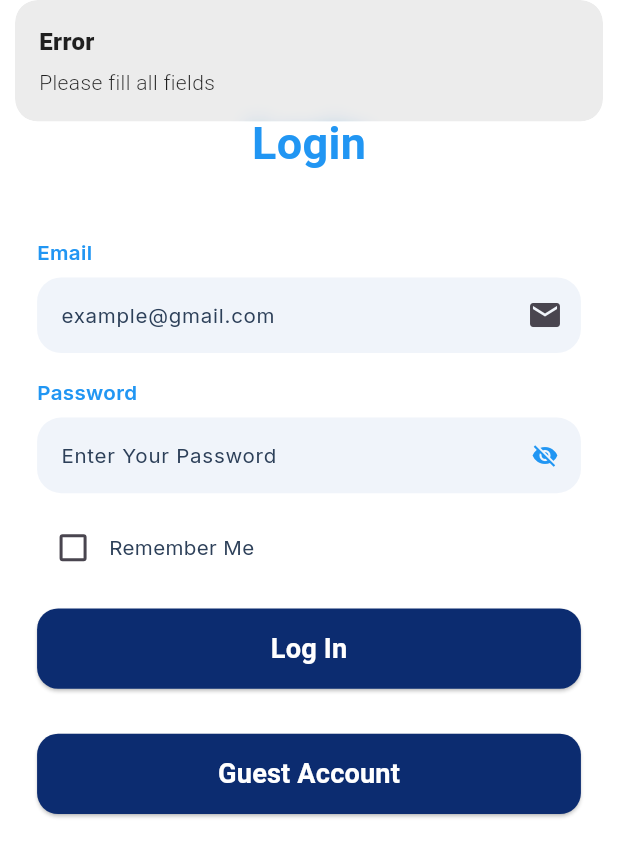
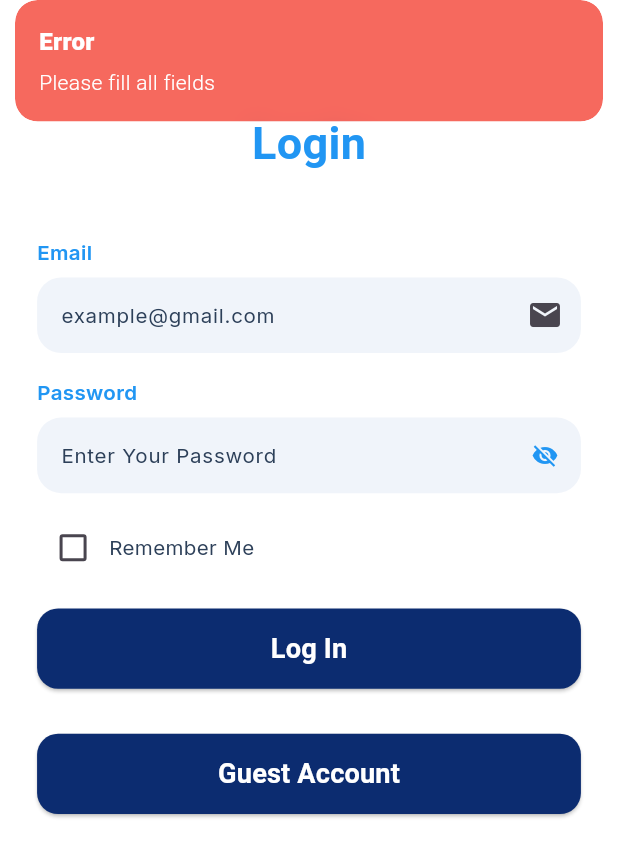
Before and after one commit to Dev-Ninjas-Backup/diaz1234567890, a Flutter app: the screen it shows after launch, after a tap on "Log In", on a phone screen of 412 x 824 dp. Shown: the top 857 px of the screen. Run offline on Flutter 3.47's test engine with Material 3 defaults, Android fonts, the phone set to English and light mode, and no system bars; our stand-ins replace flutter_easyloading, flutter_screenutil, get, google_fonts, image_picker, shared_preferences.

Commit message:
Login api done.

```diff
--- a/lib/core/services/firebase/storage_service.dart
+++ b/lib/core/services/firebase/storage_service.dart
@@ -1,41 +1,34 @@
-// import 'package:shared_preferences/shared_preferences.dart';
+import 'package:shared_preferences/shared_preferences.dart';
 
-// class StorageService {
-//   // Constants for preference keys
-//   static const String _tokenKey = 'token';
-//   static const String _idKey = 'userId';
+class StorageService {
+  static const String _tokenKey = 'token';
+  static const String _idKey = 'userId';
 
-//   // Singleton instance for SharedPreferences
-//   static SharedPreferences? _preferences;
+  static SharedPreferences? preferences;
 
-//   // Initialize SharedPreferences (call this during app startup)
-//   static Future<void> init() async {
-//     _preferences = await SharedPreferences.getInstance();
-//   }
+  static Future<void> init() async {
+    preferences ??= await SharedPreferences.getInstance();
+  }
 
-//   // Check if a token exists in local storage
-//   static bool hasToken() {
-//     final token = _preferences?.getString(_tokenKey);
-//     return token != null;
-//   }
+  // Safe way to check if initialized (without accessing private field directly)
+  static bool get isInitialized => preferences != null;
 
-//   // Save the token and user ID to local storage
-//   static Future<void> saveToken(String token, String id) async {
-//     await _preferences?.setString(_tokenKey, token);
-//     await _preferences?.setString(_idKey, id);
-//   }
+  static bool hasToken() {
+    final token = preferences?.getString(_tokenKey);
+    return token != null;
+  }
 
-//   // Remove the token and user ID from local storage (for logout)
-//   static Future<void> logoutUser() async {
-//     await _preferences?.remove(_tokenKey);
-//     await _preferences?.remove(_idKey);
-//     // Navigate to the login screen
-//     // Get.offAllNamed('/login');
-//   }
+  static Future<void> saveToken(String token, String id) async {
+    await preferences?.setString(_tokenKey, token);
+    await preferences?.setString(_idKey, id);
+  }
 
-//   // Getter for user ID
-//   static String? get userId => _preferences?.getString(_idKey);
+  static Future<void> logoutUser() async {
+    await preferences?.remove(_tokenKey);
+    await preferences?.remove(_idKey);
+  }
 
-//   // Getter for token
-//   static String? get token => _preferences?.getString(_tokenKey);
-// }
+  static String? get userId => preferences?.getString(_idKey);
+
+  static String? get token => preferences?.getString(_tokenKey);
+}
--- /dev/null
+++ b/lib/features/auth/login_screen/controller/login_controller.dart
@@ -0,0 +1,142 @@
+import 'package:diaz1234567890/core/services/firebase/storage_service.dart';
+import 'package:flutter/foundation.dart';
+import 'package:flutter/material.dart';
+import 'package:get/get.dart';
+import 'package:http/http.dart' as http;
+import 'dart:convert';
+
+class LoginController extends GetxController {
+  var rememberMe = false.obs;
+  var isPasswordHidden = true.obs;
+
+  var isGuest = true.obs;
+  TextEditingController emailController = TextEditingController();
+  TextEditingController passwordController = TextEditingController();
+
+  void togglePasswordVisibility() {
+    isPasswordHidden.value = !isPasswordHidden.value;
+  }
+
+  void toggleRememberMe(bool? value) {
+    rememberMe.value = value ?? false;
+  }
+
+  Future<void> login() async {
+    if (emailController.text.isEmpty || passwordController.text.isEmpty) {
+      if (kDebugMode) {
+        print('Validation Failed: Empty fields');
+      }
+      Get.snackbar(
+        "Error",
+        "Please fill all fields",
+        // ignore: deprecated_member_use
+        backgroundColor: Colors.red.withOpacity(0.8),
+        colorText: Colors.white,
+      );
+      return;
+    }
+
+    if (StorageService.preferences == null) {
+      await StorageService.init();
+      if (kDebugMode) {
+        print('SharedPreferences initialized in LoginController');
+      }
+    }
+
+    Get.dialog(
+      const Center(child: CircularProgressIndicator()),
+      barrierDismissible: false,
+    );
+    if (kDebugMode) {
+      print('Loading dialog shown');
+    }
+
+    final requestBody = {
+      "email": emailController.text.trim(),
+      "password": passwordController.text,
+    };
+
+    try {
+      final response = await http.post(
+        Uri.parse('https://api.floridayachttrader.com/api/auth/login'),
+        headers: {'Content-Type': 'application/json'},
+        body: jsonEncode(requestBody),
+      );
+      if (kDebugMode) {
+        print('Status Code: ${response.statusCode}');
+      }
+
+      if (Get.isDialogOpen ?? false) {
+        Get.back();
+      }
+
+      if (response.statusCode == 201) {
+        final jsonResponse = jsonDecode(response.body);
+
+        if (jsonResponse['success'] == true) {
+          final userData = jsonResponse['data']['user'];
+          final String userId = userData['id'];
+          final String token = jsonResponse['data']['token'];
+          await StorageService.saveToken(token, userId);
+          isGuest.value = false;
+
+          Get.offAllNamed('/bottomNavBar');
+        } else {
+          final message = jsonResponse['message'] ?? "Login failed";
+          Get.snackbar(
+            "Error",
+            message,
+            // ignore: deprecated_member_use
+            backgroundColor: Colors.red.withOpacity(0.8),
+            colorText: Colors.white,
+          );
+        }
+      } else {
+        // Non-201 status code
+        String message = "Login failed";
+        try {
+          final errorBody = jsonDecode(response.body);
+          message = errorBody['message'] ?? message;
+        } catch (_) {
+          if (kDebugMode) {
+            print('Could not parse error response body (possibly not JSON)');
+          }
+        }
+        Get.snackbar(
+          "Error",
+          message,
+          // ignore: deprecated_member_use
+          backgroundColor: Colors.red.withOpacity(0.8),
+          colorText: Colors.white,
+        );
+      }
+    } catch (e) {
+      if (Get.isDialogOpen ?? false) {
+        Get.back();
+        if (kDebugMode) {
+          print('Loading dialog dismissed due to exception');
+        }
+      }
+
+      Get.snackbar(
+        "Error",
+        "Network error. Please check your connection.",
+        // ignore: deprecated_member_use
+        backgroundColor: Colors.red.withOpacity(0.8),
+        colorText: Colors.white,
+      );
+    }
+  }
+
+  void loginAsGuest() {
+    isGuest.value = true;
+    Get.offAllNamed('/bottomNavBar');
+  }
+
+  @override
+  void onClose() {
+    emailController.dispose();
+    passwordController.dispose();
+    super.onClose();
+  }
+}
--- a/lib/features/auth/splash_login/login_screen/screen/login_screen.dart
+++ b/lib/features/auth/login_screen/screen/login_screen.dart
@@ -1,6 +1,6 @@
 import 'package:diaz1234567890/core/common/style/global_text_style.dart';
 import 'package:diaz1234567890/core/utils/constants/app_colors.dart';
-import 'package:diaz1234567890/features/auth/splash_login/login_screen/controller/login_controller.dart';
+import 'package:diaz1234567890/features/auth/login_screen/controller/login_controller.dart';
 import 'package:flutter/material.dart';
 import 'package:get/get.dart';
 
--- a/lib/features/auth/splash_login/login_screen/controller/login_controller.dart
+++ /dev/null
@@ -1,38 +0,0 @@
-import 'package:flutter/material.dart';
-import 'package:get/get.dart';
-
-class LoginController extends GetxController {
-  var rememberMe = false.obs;
-  var isPasswordHidden = true.obs;
-
-  var isGuest = true.obs;
-  TextEditingController emailController = TextEditingController();
-  TextEditingController passwordController = TextEditingController();
-
-  void togglePasswordVisibility() {
-    isPasswordHidden.value = !isPasswordHidden.value;
-  }
-
-  void toggleRememberMe(bool? value) {
-    rememberMe.value = value ?? false;
-  }
-
-  Future<void> login() async {
-    if (emailController.text.isEmpty || passwordController.text.isEmpty) {
-      Get.snackbar("Error", "Please fill all fields");
-      return;
-    }
-
-    if (emailController.text == "1" && passwordController.text == "1") {
-      isGuest.value = false;
-      Get.offAllNamed('/bottomNavBar');
-    } else {
-      Get.snackbar("Error", "Invalid credentials");
-    }
-  }
-
-  void loginAsGuest() {
-    isGuest.value = true;
-    Get.offAllNamed('/bottomNavBar');
-  }
-}
--- a/lib/features/profile/main/screen/profile_screen.dart
+++ b/lib/features/profile/main/screen/profile_screen.dart
@@ -3,8 +3,8 @@ import 'package:diaz1234567890/core/utils/constants/app_colors.dart';
 import 'package:diaz1234567890/core/utils/constants/icon_path.dart';
 import 'package:diaz1234567890/core/utils/constants/image_path.dart';
 import 'package:diaz1234567890/core/common/widget/custom_app_bar.dart';
-import 'package:diaz1234567890/features/auth/splash_login/login_screen/screen/login_screen.dart';
-import 'package:diaz1234567890/features/auth/splash_login/login_screen/controller/login_controller.dart';
+import 'package:diaz1234567890/features/auth/login_screen/screen/login_screen.dart';
+import 'package:diaz1234567890/features/auth/login_screen/controller/login_controller.dart';
 import 'package:diaz1234567890/features/profile/main/controller/profile_controller.dart';
 import 'package:diaz1234567890/features/profile/main/widgets/settings_button.dart';
 import 'package:flutter/material.dart';
--- a/lib/features/search/widget/filter_bar.dart
+++ b/lib/features/search/widget/filter_bar.dart
@@ -28,6 +28,7 @@ class YachtFilterBar extends StatelessWidget {
         borderRadius: BorderRadius.circular(16),
         boxShadow: [
           BoxShadow(
+            // ignore: deprecated_member_use
             color: Colors.grey.withOpacity(0.15),
             spreadRadius: 1,
             blurRadius: 6,
--- a/lib/main.dart
+++ b/lib/main.dart
@@ -1,9 +1,12 @@
 import 'package:diaz1234567890/app.dart';
-import 'package:diaz1234567890/features/auth/splash_login/login_screen/controller/login_controller.dart';
+import 'package:diaz1234567890/core/services/firebase/storage_service.dart';
+import 'package:diaz1234567890/features/auth/login_screen/controller/login_controller.dart';
 import 'package:flutter/material.dart';
 import 'package:get/get.dart';
 
-void main() {
+void main() async {
   Get.put(LoginController());
+  WidgetsFlutterBinding.ensureInitialized();
+  await StorageService.init();
   runApp(Diaz());
 }
--- a/lib/routes/app_routes.dart
+++ b/lib/routes/app_routes.dart
@@ -1,4 +1,4 @@
-import 'package:diaz1234567890/features/auth/splash_login/login_screen/screen/login_screen.dart';
+import 'package:diaz1234567890/features/auth/login_screen/screen/login_screen.dart';
 import 'package:diaz1234567890/features/bottom_navbar/screen/bottom_navbar_screen.dart';
 import 'package:diaz1234567890/features/details/screen/details_screen.dart';
 import 'package:diaz1234567890/features/package/screen/package_screen_step2.dart';
```
